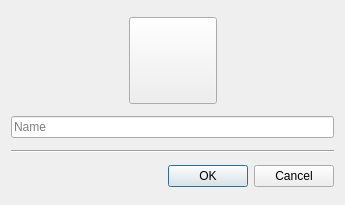
FreesmTeam/FreesmLauncher, file gui/dialogs/CopyInstanceDialog.ui: the form before one commit.
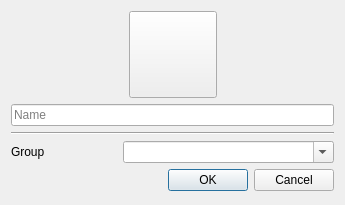
The form after the commit. Icons and pictures are not drawn.

What changed in the file:
```diff
--- a/gui/dialogs/CopyInstanceDialog.ui
+++ b/gui/dialogs/CopyInstanceDialog.ui
@@ -82,6 +82,33 @@
      </property>
     </widget>
    </item>
+   <item>
+    <layout class="QGridLayout" name="gridLayout">
+     <item row="0" column="0">
+      <widget class="QLabel" name="labelVersion_3">
+       <property name="text">
+        <string>Group</string>
+       </property>
+       <property name="buddy">
+        <cstring>groupBox</cstring>
+       </property>
+      </widget>
+     </item>
+     <item row="0" column="1" colspan="2">
+      <widget class="QComboBox" name="groupBox">
+       <property name="sizePolicy">
+        <sizepolicy hsizetype="Expanding" vsizetype="Fixed">
+         <horstretch>0</horstretch>
+         <verstretch>0</verstretch>
+        </sizepolicy>
+       </property>
+       <property name="editable">
+        <bool>true</bool>
+       </property>
+      </widget>
+     </item>
+    </layout>
+   </item>
    <item>
     <widget class="QDialogButtonBox" name="buttonBox">
      <property name="orientation">
```
Left out of the diff: 4 changed lines with no effect on the pictures.
